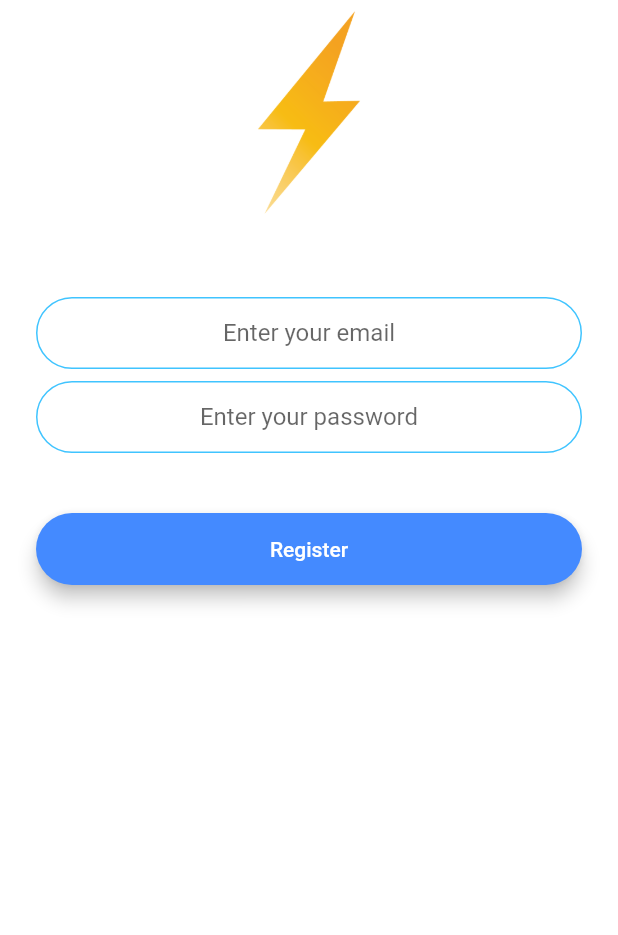
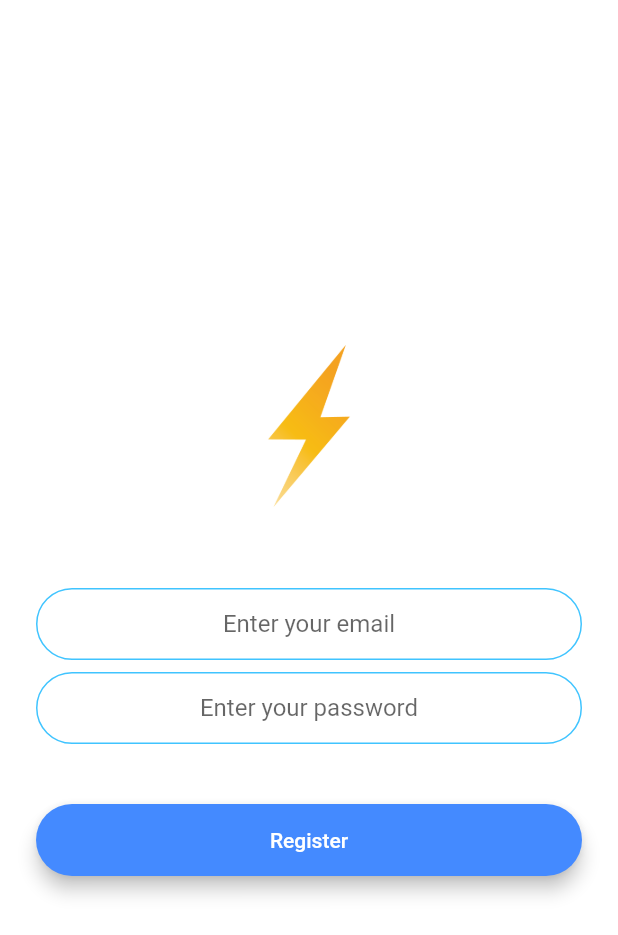
Before and after one commit to johnniembugua/group-chat-app, a Flutter app: the RegistrationScreen screen opened by its route, on a phone screen of 412 x 824 dp. Shown: the top 935 px of the screen. Run offline on Flutter 3.47's test engine with Material 2 defaults, Android fonts, the phone set to English and light mode, and no system bars; our stand-ins replace animated_text_kit, cloud_firestore, firebase_auth, modal_progress_hud; accounts and stored records are empty.

Commit message:
updated registration screen

```diff
--- a/lib/screens/registration_screen.dart
+++ b/lib/screens/registration_screen.dart
@@ -25,7 +25,6 @@ class _RegistrationScreenState extends State<RegistrationScreen> {
         inAsyncCall: showSpinner,
         child: Padding(
           padding: EdgeInsets.symmetric(horizontal: 24.0),
-          child: SingleChildScrollView(
           child: Column(
             mainAxisAlignment: MainAxisAlignment.center,
             crossAxisAlignment: CrossAxisAlignment.stretch,
@@ -34,7 +33,7 @@ class _RegistrationScreenState extends State<RegistrationScreen> {
                 child: Hero(
                   tag: 'logo',
                   child: Container(
-                      height: 150.0,
+                    height: 120.0,
                     child: Image.asset('images/logo.png'),
                   ),
                 ),
@@ -74,8 +73,7 @@ class _RegistrationScreenState extends State<RegistrationScreen> {
                     showSpinner = true;
                   });
                   try {
-                      final newUser =
-                          await _auth.createUserWithEmailAndPassword(
+                    final newUser = await _auth.createUserWithEmailAndPassword(
                         email: email, password: password);
                     if (newUser != null) {
                       Navigator.pushNamed(context, ChatScreen.id);
@@ -93,7 +91,6 @@ class _RegistrationScreenState extends State<RegistrationScreen> {
           ),
         ),
       ),
-      ),
     );
   }
 }
```
Lines whose indentation alone changed are shown as unchanged.
